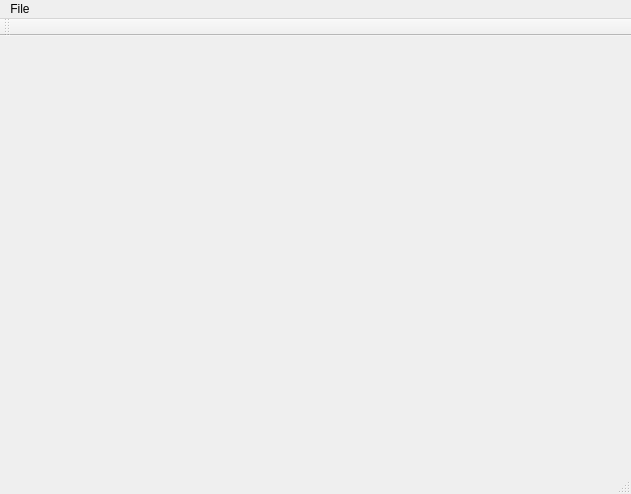
This is mainwindow.ui in tomaszkaliciak/ProntoPredator as Qt 5 draws it before an edit. The edited form follows.
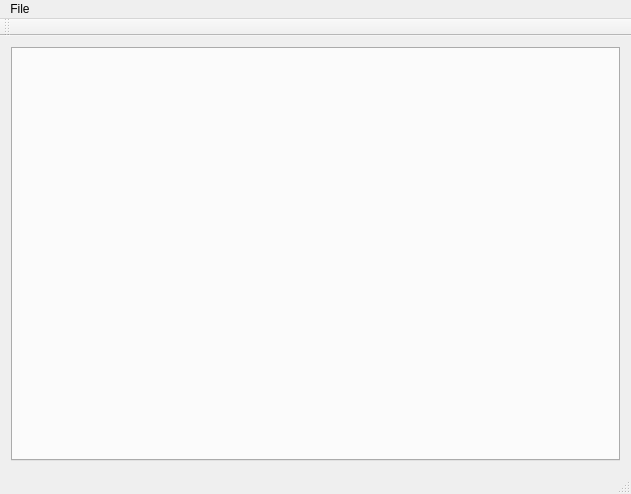
This is the edited form.

Diff of the .ui file:
```diff
--- a/mainwindow.ui
+++ b/mainwindow.ui
@@ -17,6 +17,19 @@
    <property name="autoFillBackground">
     <bool>true</bool>
    </property>
+   <layout class="QGridLayout" name="gridLayout_2">
+    <item row="0" column="0">
+     <layout class="QGridLayout" name="gridLayout">
+      <item row="0" column="0">
+       <widget class="QTabWidget" name="fileView">
+        <property name="currentIndex">
+         <number>-1</number>
+        </property>
+       </widget>
+      </item>
+     </layout>
+    </item>
+   </layout>
   </widget>
   <widget class="QMenuBar" name="menuBar">
    <property name="geometry">
```
